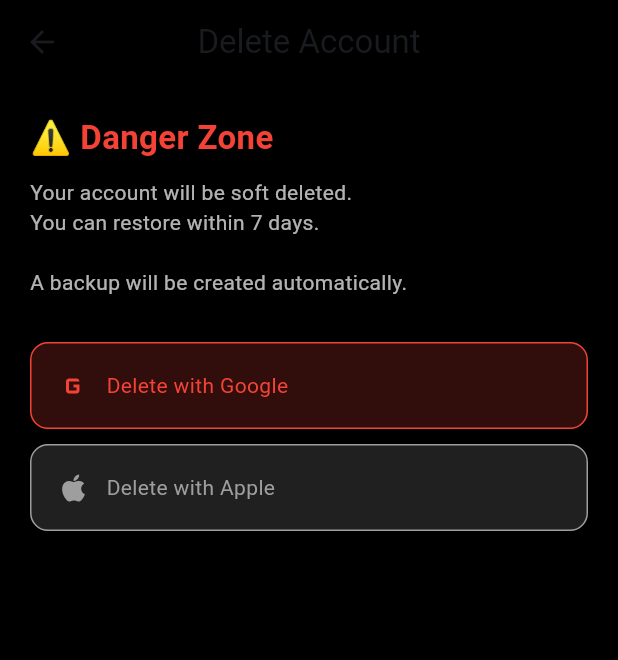
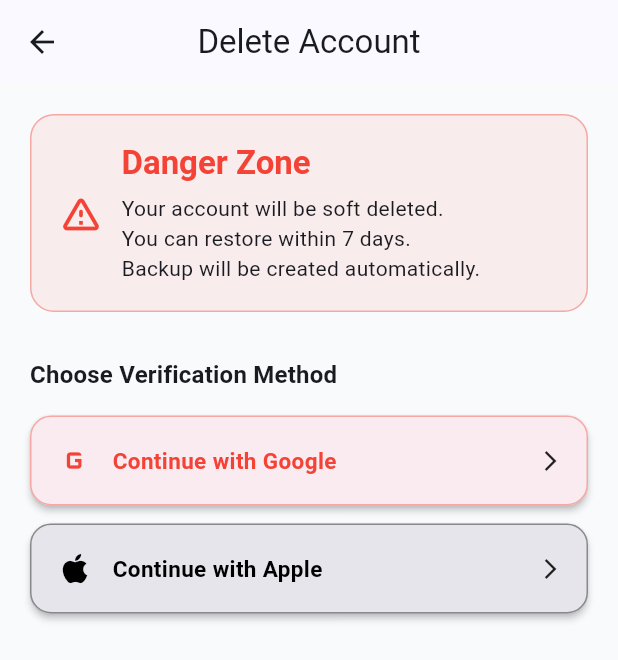
Before and after one commit to vr1449983-dotcom/new_todo_app, a Flutter app: the DeleteAccountPage screen opened directly, on a phone screen of 412 x 824 dp. Shown: the top 660 px of the screen. Run offline on Flutter 3.47's test engine with Material 3 defaults, Android fonts, the phone set to English and light mode, and no system bars; our stand-ins replace cached_network_image, cloud_firestore, connectivity_plus, firebase_auth, firebase_core, flutter_local_notifications and 12 more; missing offline and left inert: workmanager; accounts and stored records are empty; network calls fail.

Commit message:
- initial commit

```diff
--- a/lib/screens/delete_account_page.dart
+++ b/lib/screens/delete_account_page.dart
@@ -3,7 +3,7 @@ import 'package:get/get.dart';
 import '../controller/delete_account_controller.dart';
 
 class DeleteAccountPage extends StatefulWidget {
-  DeleteAccountPage({super.key});
+  const DeleteAccountPage({super.key});
 
   @override
   State<DeleteAccountPage> createState() => _DeleteAccountPageState();
@@ -14,61 +14,103 @@ class _DeleteAccountPageState extends State<DeleteAccountPage> {
 
   @override
   Widget build(BuildContext context) {
+    final theme = Theme.of(context);
+    final isDark = theme.brightness == Brightness.dark;
+
     return Scaffold(
-      backgroundColor: Colors.black,
-
       appBar: AppBar(
-        backgroundColor: Colors.black,
         title: const Text("Delete Account"),
+        centerTitle: true,
+        elevation: 0,
       ),
 
-      body: Padding(
+      body: SingleChildScrollView(
         padding: const EdgeInsets.all(20),
-
         child: Column(
           crossAxisAlignment: CrossAxisAlignment.start,
           children: [
 
-            const Text(
-              "⚠️ Danger Zone",
-              style: TextStyle(
+            /// 🔴 Danger Card
+            Container(
+              padding: const EdgeInsets.all(18),
+              decoration: BoxDecoration(
+                color: Colors.red.withOpacity(0.08),
+                borderRadius: BorderRadius.circular(16),
+                border: Border.all(color: Colors.red.withOpacity(0.4)),
+              ),
+              child: Row(
+                children: [
+                  const Icon(Icons.warning_amber_rounded,
+                      color: Colors.red, size: 30),
+                  const SizedBox(width: 12),
+
+                  Expanded(
+                    child: Column(
+                      crossAxisAlignment: CrossAxisAlignment.start,
+                      children: [
+                        Text(
+                          "Danger Zone",
+                          style: theme.textTheme.titleLarge?.copyWith(
                             color: Colors.red,
-                fontSize: 22,
+                            fontWeight: FontWeight.bold,
+                          ),
+                        ),
+                        const SizedBox(height: 6),
+                        Text(
+                          "Your account will be soft deleted.\n"
+                              "You can restore within 7 days.\n"
+                              "Backup will be created automatically.",
+                          style: theme.textTheme.bodyMedium,
+                        ),
+                      ],
+                    ),
+                  ),
+                ],
+              ),
+            ),
+
+            const SizedBox(height: 30),
+
+            Text(
+              "Choose Verification Method",
+              style: theme.textTheme.titleMedium?.copyWith(
                 fontWeight: FontWeight.bold,
               ),
             ),
 
-            const SizedBox(height: 10),
+            const SizedBox(height: 15),
 
-            const Text(
-              "Your account will be soft deleted.\n"
-                  "You can restore within 7 days.\n\n"
-                  "A backup will be created automatically.",
-              style: TextStyle(color: Colors.white70),
+            /// Google Button
+            _buildButton(
+              text: "Continue with Google",
+              icon: Icons.g_mobiledata,
+              color: Colors.red,
+              onTap: () => controller.startDeleteFlow("google"),
+            ),
+
+            const SizedBox(height: 12),
+
+            /// Apple Button
+            _buildButton(
+              text: "Continue with Apple",
+              icon: Icons.apple,
+              color: isDark ? Colors.white : Colors.black,
+              onTap: () => controller.startDeleteFlow("apple"),
             ),
 
             const SizedBox(height: 30),
 
-            _buildButton(
-              "Delete with Google",
-              Icons.g_mobiledata,
-              Colors.red,
-                  () => controller.startDeleteFlow("google"),
+            /// Loading Indicator
+            Obx(() => controller.isLoading.value
+                ? Center(
+              child: Column(
+                children: const [
+                  CircularProgressIndicator(),
+                  SizedBox(height: 10),
+                  Text("Processing..."),
+                ],
               ),
-
-            const SizedBox(height: 10),
-
-            _buildButton(
-              "Delete with Apple",
-              Icons.apple,
-              Colors.grey,
-                  () => controller.startDeleteFlow("apple"),
-            ),
-
-            const SizedBox(height: 30),
-
-            Obx(() => controller.isLoading.value
-                ? const Center(child: CircularProgressIndicator())
+            )
                 : const SizedBox()),
           ],
         ),
@@ -76,23 +118,42 @@ class _DeleteAccountPageState extends State<DeleteAccountPage> {
     );
   }
 
-  Widget _buildButton(String text, IconData icon, Color color, VoidCallback onTap) {
-    return GestureDetector(
+  Widget _buildButton({
+    required String text,
+    required IconData icon,
+    required Color color,
+    required VoidCallback onTap,
+  }) {
+    return Material(
+      borderRadius: BorderRadius.circular(14),
+      elevation: 2,
+      child: InkWell(
+        borderRadius: BorderRadius.circular(14),
         onTap: onTap,
-      child: AnimatedContainer(
-        duration: const Duration(milliseconds: 300),
-        padding: const EdgeInsets.all(16),
+        child: Container(
+          padding: const EdgeInsets.symmetric(vertical: 16, horizontal: 16),
           decoration: BoxDecoration(
-          color: color.withOpacity(0.2),
-          borderRadius: BorderRadius.circular(12),
-          border: Border.all(color: color),
+            borderRadius: BorderRadius.circular(14),
+            color: color.withOpacity(0.08),
+            border: Border.all(color: color.withOpacity(0.4)),
           ),
           child: Row(
             children: [
-            Icon(icon, color: color),
-            const SizedBox(width: 10),
-            Text(text, style: TextStyle(color: color)),
+              Icon(icon, color: color, size: 26),
+              const SizedBox(width: 12),
+              Expanded(
+                child: Text(
+                  text,
+                  style: TextStyle(
+                    color: color,
+                    fontWeight: FontWeight.w600,
+                    fontSize: 15,
+                  ),
+                ),
+              ),
+              const Icon(Icons.arrow_forward_ios, size: 16),
             ],
+          ),
         ),
       ),
     );
--- a/lib/screens/setting_page.dart
+++ b/lib/screens/setting_page.dart
@@ -42,6 +42,7 @@ class _SettingsPageState extends State<SettingsPage> {
       body: SingleChildScrollView(
         padding: const EdgeInsets.all(16),
 
+        child: SafeArea(
           child: Column(
             crossAxisAlignment: CrossAxisAlignment.start,
             children: [
@@ -208,6 +209,7 @@ class _SettingsPageState extends State<SettingsPage> {
             ),
           )),
           ],
+                ),
         )
 
       ),
--- a/lib/screens/todo_list.dart
+++ b/lib/screens/todo_list.dart
@@ -492,7 +492,8 @@ class _TodoListScreenState extends State<TodoListScreen> {
 
         final count = controller.selectedIds.length;
 
-        return Container(
+        return SafeArea(
+          child: Container(
             height: 60,
             color: Theme.of(context).colorScheme.surfaceContainerHighest,
 
@@ -525,6 +526,7 @@ class _TodoListScreenState extends State<TodoListScreen> {
                   onPressed: _confirmDeleteSelected,
                 ),
               ],
+            ),
           ),
         );
       }),
@@ -619,6 +621,7 @@ class _TodoListScreenState extends State<TodoListScreen> {
                       () => AppBar(
                     elevation: 0,
                     backgroundColor:Theme.of(context).colorScheme.surface,
+                    surfaceTintColor:Theme.of(context).colorScheme.surface ,
 
                     leading: controller.selectionMode.value
                         ? IconButton(
@@ -905,19 +908,20 @@ class _TodoListScreenState extends State<TodoListScreen> {
 
                           subtitle: Row(
                             children: [
-
                               Icon(
                                 Icons.schedule,
                                 size: 14,
                                 color: theme.colorScheme.onSurfaceVariant,
                               ),
-
                               const SizedBox(width: 4),
 
-                              Text(
+                              Expanded( // 🔥 FIX
+                                child: Text(
                                   DateFormat('dd MMM • hh:mm a')
-                                    .format(todo.dateTime ??
-                                    DateTime.now()),
+                                      .format(todo.dateTime ?? DateTime.now()),
+                                  overflow: TextOverflow.ellipsis, // prevents overflow
+                                  maxLines: 1,
+                                ),
                               ),
                             ],
                           ),
```
Lines whose indentation alone changed are shown as unchanged.
